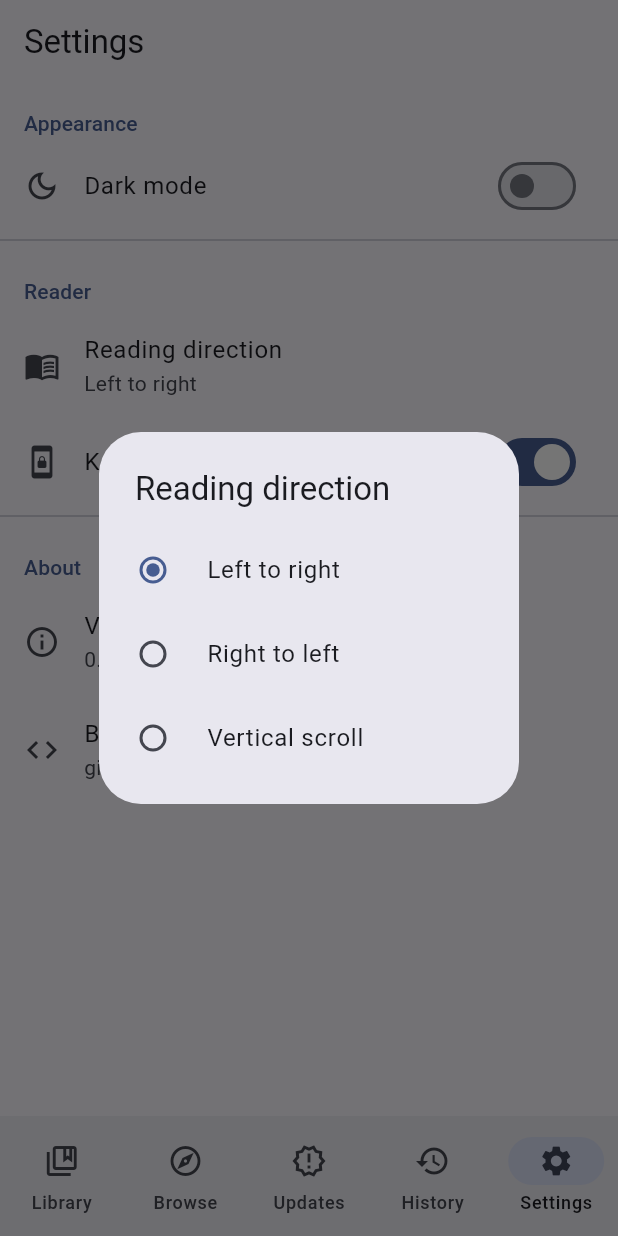
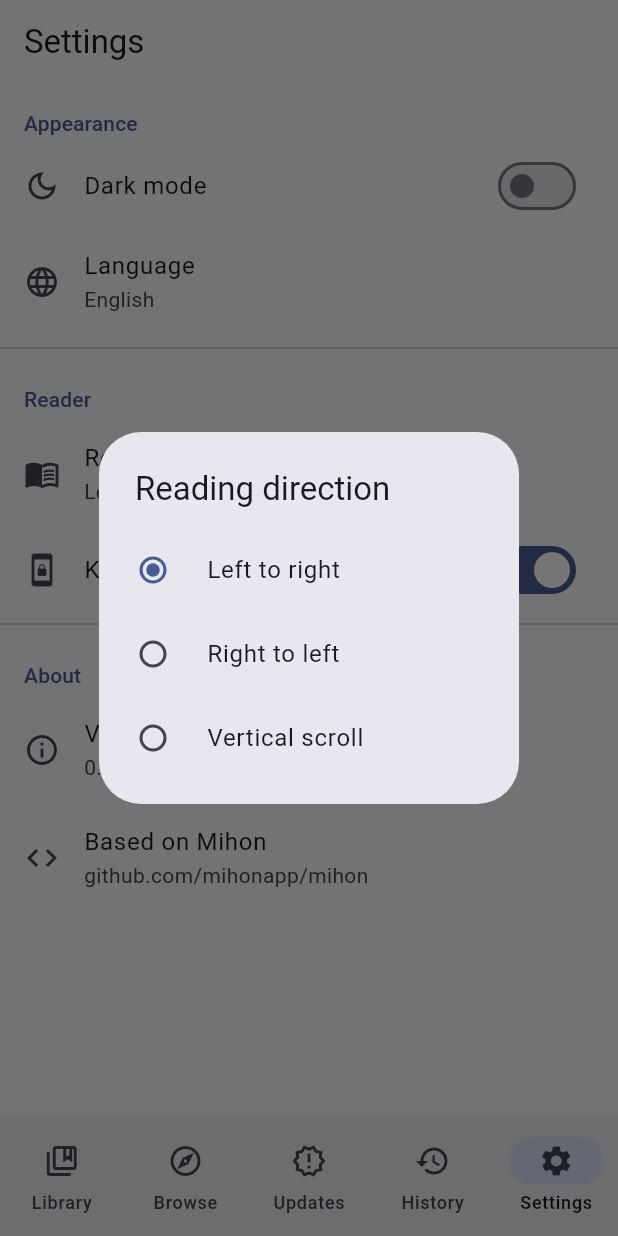
Before and after one commit to engnyg/mihon-ios, a Flutter app: the screen it shows after launch, item 5 of the bottom bar chosen, after a tap on "Reading direction", on a phone screen of 412 x 824 dp. Run offline on Flutter 3.47's test engine with Material 3 defaults, Android fonts, the phone set to English and light mode, and no system bars; our stand-ins replace cached_network_image, dio, drift, flutter_riverpod, freezed_annotation, get_it and 2 more; accounts and stored records are empty; generated files the repository leaves out were written again.

Commit message:
feat: add Traditional Chinese language switching support
- Add AppStrings abstract class with EN/zh-TW translations
- Add LocaleNotifier (Riverpod StateNotifier) with SharedPreferences persistence
- Update app.dart with flutter_localizations and locale from provider
- Update all screens and widgets to use context.l10n
- Add language picker in Settings screen
- Translated: Library, Browse, Updates, History, Settings,
  MangaDetail status strings, Reader, common actions

Co-Authored-By: Claude Sonnet 4.6 <noreply@anthropic.com>

```diff
--- a/lib/app.dart
+++ b/lib/app.dart
@@ -1,6 +1,8 @@
 import 'package:flutter/material.dart';
+import 'package:flutter_localizations/flutter_localizations.dart';
 import 'package:flutter_riverpod/flutter_riverpod.dart';
 
+import 'core/l10n/locale_provider.dart';
 import 'presentation/router/app_router.dart';
 
 class MihonApp extends ConsumerWidget {
@@ -8,6 +10,8 @@ class MihonApp extends ConsumerWidget {
 
   @override
   Widget build(BuildContext context, WidgetRef ref) {
+    final locale = ref.watch(localeProvider);
+
     return MaterialApp.router(
       title: 'Mihon',
       debugShowCheckedModeBanner: false,
@@ -15,6 +19,14 @@ class MihonApp extends ConsumerWidget {
       darkTheme: _darkTheme(),
       themeMode: ThemeMode.system,
       routerConfig: appRouter,
+      // Localisation
+      locale: locale,
+      supportedLocales: supportedLocales,
+      localizationsDelegates: const [
+        GlobalMaterialLocalizations.delegate,
+        GlobalWidgetsLocalizations.delegate,
+        GlobalCupertinoLocalizations.delegate,
+      ],
     );
   }
 
--- /dev/null
+++ b/lib/core/l10n/app_strings.dart
@@ -0,0 +1,226 @@
+import 'package:flutter/material.dart';
+
+/// Provides localized strings for the app.
+/// Usage: `context.l10n.library`
+abstract class AppStrings {
+  // Navigation
+  String get library;
+  String get browse;
+  String get updates;
+  String get history;
+  String get settings;
+
+  // Library
+  String get searchLibrary;
+  String get emptyLibrary;
+  String get emptyLibrarySubtitle;
+  String get filterSort;
+  String get filtersComingSoon;
+
+  // Browse
+  String get sources;
+  String get popular;
+  String get latest;
+  String get search;
+
+  // Updates
+  String get noUpdatesYet;
+
+  // History
+  String get noReadingHistory;
+  String get clearHistory;
+  String get clearHistoryTitle;
+  String get clearHistoryMessage;
+
+  // Manga detail
+  String get chapters;
+  String get showMore;
+  String get showLess;
+  String get addToLibrary;
+  String get removeFromLibrary;
+
+  // Reader
+  String get failedToLoadPages;
+
+  // Status
+  String get statusOngoing;
+  String get statusCompleted;
+  String get statusCancelled;
+  String get statusHiatus;
+  String get statusLicensed;
+  String get statusFinished;
+  String get statusUnknown;
+
+  // Settings
+  String get appearance;
+  String get darkMode;
+  String get readerSection;
+  String get readingDirection;
+  String get leftToRight;
+  String get rightToLeft;
+  String get verticalScroll;
+  String get keepScreenOn;
+  String get about;
+  String get version;
+  String get basedOnMihon;
+  String get language;
+
+  // Common
+  String get retry;
+  String get cancel;
+  String get clear;
+
+  // Language names (always shown in native script)
+  String get langEnglish;
+  String get langTraditionalChinese;
+
+  // ── Factory ────────────────────────────────────────────────────────────────
+
+  static AppStrings of(BuildContext context) {
+    final locale = Localizations.localeOf(context);
+    return _fromLocale(locale);
+  }
+
+  static AppStrings fromLocale(Locale locale) => _fromLocale(locale);
+
+  static AppStrings _fromLocale(Locale locale) {
+    if (locale.languageCode == 'zh') return _ZhTwStrings();
+    return _EnStrings();
+  }
+}
+
+// ── English ──────────────────────────────────────────────────────────────────
+
+class _EnStrings extends AppStrings {
+  @override String get library => 'Library';
+  @override String get browse => 'Browse';
+  @override String get updates => 'Updates';
+  @override String get history => 'History';
+  @override String get settings => 'Settings';
+
+  @override String get searchLibrary => 'Search library...';
+  @override String get emptyLibrary => 'Your library is empty';
+  @override String get emptyLibrarySubtitle =>
+      'Go to Browse to find manga and add them to your library';
+  @override String get filterSort => 'Filter & Sort';
+  @override String get filtersComingSoon => 'Filters coming soon';
+
+  @override String get sources => 'Sources';
+  @override String get popular => 'Popular';
+  @override String get latest => 'Latest';
+  @override String get search => 'Search...';
+
+  @override String get noUpdatesYet => 'No updates yet';
+
+  @override String get noReadingHistory => 'No reading history';
+  @override String get clearHistory => 'Clear history';
+  @override String get clearHistoryTitle => 'Clear history?';
+  @override String get clearHistoryMessage =>
+      'This will remove all reading history.';
+
+  @override String get chapters => 'Chapters';
+  @override String get showMore => 'Show more';
+  @override String get showLess => 'Show less';
+  @override String get addToLibrary => 'Add to library';
+  @override String get removeFromLibrary => 'Remove from library';
+
+  @override String get failedToLoadPages => 'Failed to load pages';
+
+  @override String get statusOngoing => 'Ongoing';
+  @override String get statusCompleted => 'Completed';
+  @override String get statusCancelled => 'Cancelled';
+  @override String get statusHiatus => 'Hiatus';
+  @override String get statusLicensed => 'Licensed';
+  @override String get statusFinished => 'Finished';
+  @override String get statusUnknown => 'Unknown';
+
+  @override String get appearance => 'Appearance';
+  @override String get darkMode => 'Dark mode';
+  @override String get readerSection => 'Reader';
+  @override String get readingDirection => 'Reading direction';
+  @override String get leftToRight => 'Left to right';
+  @override String get rightToLeft => 'Right to left';
+  @override String get verticalScroll => 'Vertical scroll';
+  @override String get keepScreenOn => 'Keep screen on';
+  @override String get about => 'About';
+  @override String get version => 'Version';
+  @override String get basedOnMihon => 'Based on Mihon';
+  @override String get language => 'Language';
+
+  @override String get retry => 'Retry';
+  @override String get cancel => 'Cancel';
+  @override String get clear => 'Clear';
+
+  @override String get langEnglish => 'English';
+  @override String get langTraditionalChinese => '繁體中文';
+}
+
+// ── 繁體中文 ──────────────────────────────────────────────────────────────────
+
+class _ZhTwStrings extends AppStrings {
+  @override String get library => '書庫';
+  @override String get browse => '瀏覽';
+  @override String get updates => '更新';
+  @override String get history => '歷史';
+  @override String get settings => '設定';
+
+  @override String get searchLibrary => '搜尋書庫…';
+  @override String get emptyLibrary => '書庫是空的';
+  @override String get emptyLibrarySubtitle => '前往瀏覽頁面搜尋漫畫並加入書庫';
+  @override String get filterSort => '篩選與排序';
+  @override String get filtersComingSoon => '篩選功能即將推出';
+
+  @override String get sources => '來源';
+  @override String get popular => '熱門';
+  @override String get latest => '最新';
+  @override String get search => '搜尋…';
+
+  @override String get noUpdatesYet => '暫無更新';
+
+  @override String get noReadingHistory => '沒有閱讀記錄';
+  @override String get clearHistory => '清除歷史';
+  @override String get clearHistoryTitle => '清除閱讀記錄？';
+  @override String get clearHistoryMessage => '這將刪除所有閱讀記錄。';
+
+  @override String get chapters => '章節';
+  @override String get showMore => '顯示更多';
+  @override String get showLess => '收起';
+  @override String get addToLibrary => '加入書庫';
+  @override String get removeFromLibrary => '從書庫移除';
+
+  @override String get failedToLoadPages => '無法載入頁面';
+
+  @override String get statusOngoing => '連載中';
+  @override String get statusCompleted => '已完結';
+  @override String get statusCancelled => '已中止';
+  @override String get statusHiatus => '暫停中';
+  @override String get statusLicensed => '已授權';
+  @override String get statusFinished => '已完結';
+  @override String get statusUnknown => '未知';
+
+  @override String get appearance => '外觀';
+  @override String get darkMode => '深色模式';
+  @override String get readerSection => '閱讀器';
+  @override String get readingDirection => '閱讀方向';
+  @override String get leftToRight => '從左到右';
+  @override String get rightToLeft => '從右到左';
+  @override String get verticalScroll => '垂直捲動';
+  @override String get keepScreenOn => '保持螢幕常亮';
+  @override String get about => '關於';
+  @override String get version => '版本';
+  @override String get basedOnMihon => '基於 Mihon';
+  @override String get language => '語言';
+
+  @override String get retry => '重試';
+  @override String get cancel => '取消';
+  @override String get clear => '清除';
+
+  @override String get langEnglish => 'English';
+  @override String get langTraditionalChinese => '繁體中文';
+}
+
+// ── BuildContext extension ────────────────────────────────────────────────────
+
+extension AppStringsExt on BuildContext {
+  AppStrings get l10n => AppStrings.of(this);
+}
--- /dev/null
+++ b/lib/core/l10n/locale_provider.dart
@@ -0,0 +1,32 @@
+import 'package:flutter/material.dart';
+import 'package:flutter_riverpod/flutter_riverpod.dart';
+import 'package:shared_preferences/shared_preferences.dart';
+
+const _kLocaleKey = 'app_locale';
+
+final localeProvider =
+    StateNotifierProvider<LocaleNotifier, Locale>((ref) => LocaleNotifier());
+
+class LocaleNotifier extends StateNotifier<Locale> {
+  LocaleNotifier() : super(const Locale('en')) {
+    _load();
+  }
+
+  Future<void> _load() async {
+    final prefs = await SharedPreferences.getInstance();
+    final code = prefs.getString(_kLocaleKey);
+    if (code != null) state = Locale(code);
+  }
+
+  Future<void> setLocale(Locale locale) async {
+    state = locale;
+    final prefs = await SharedPreferences.getInstance();
+    await prefs.setString(_kLocaleKey, locale.languageCode);
+  }
+}
+
+/// All supported locales.
+const supportedLocales = [
+  Locale('en'),
+  Locale('zh'),
+];
--- a/lib/presentation/browse/browse_screen.dart
+++ b/lib/presentation/browse/browse_screen.dart
@@ -1,6 +1,7 @@
 import 'package:flutter/material.dart';
 import 'package:go_router/go_router.dart';
 
+import '../../core/l10n/app_strings.dart';
 import '../../data/sources/source_registry.dart';
 import '../../data/sources/base/manga_source.dart';
 import '../router/app_router.dart';
@@ -10,13 +11,14 @@ class BrowseScreen extends StatelessWidget {
 
   @override
   Widget build(BuildContext context) {
+    final l10n = context.l10n;
     final sources = SourceRegistry.instance.allSources;
 
     return Scaffold(
-      appBar: AppBar(title: const Text('Browse')),
+      appBar: AppBar(title: Text(l10n.browse)),
       body: ListView(
         children: [
-          const _SectionHeader(title: 'Sources'),
+          _SectionHeader(title: l10n.sources),
           ...sources.map((source) => _SourceTile(source: source)),
         ],
       ),
--- a/lib/presentation/common/widgets/error_view.dart
+++ b/lib/presentation/common/widgets/error_view.dart
@@ -1,4 +1,6 @@
 import 'package:flutter/material.dart';
+
+import '../../../core/l10n/app_strings.dart';
 
 class ErrorView extends StatelessWidget {
   const ErrorView({super.key, required this.message, this.onRetry});
@@ -29,7 +31,7 @@ class ErrorView extends StatelessWidget {
               const SizedBox(height: 16),
               FilledButton.tonal(
                 onPressed: onRetry,
-                child: const Text('Retry'),
+                child: Text(context.l10n.retry),
               ),
             ],
           ],
--- a/lib/presentation/library/library_screen.dart
+++ b/lib/presentation/library/library_screen.dart
@@ -2,6 +2,7 @@ import 'package:flutter/material.dart';
 import 'package:flutter_riverpod/flutter_riverpod.dart';
 import 'package:go_router/go_router.dart';
 
+import '../../core/l10n/app_strings.dart';
 import '../../domain/entities/manga.dart';
 import '../router/app_router.dart';
 import 'library_providers.dart';
@@ -28,6 +29,7 @@ class _LibraryScreenState extends ConsumerState<LibraryScreen> {
 
   @override
   Widget build(BuildContext context) {
+    final l10n = context.l10n;
     final libraryAsync = ref.watch(libraryProvider);
 
     return Scaffold(
@@ -36,14 +38,14 @@ class _LibraryScreenState extends ConsumerState<LibraryScreen> {
             ? TextField(
                 controller: _searchController,
                 autofocus: true,
-                decoration: const InputDecoration(
-                  hintText: 'Search library...',
+                decoration: InputDecoration(
+                  hintText: l10n.searchLibrary,
                   border: InputBorder.none,
                 ),
                 onChanged: (q) =>
                     ref.read(librarySearchQueryProvider.notifier).state = q,
               )
-            : const Text('Library'),
+            : Text(l10n.library),
         actions: [
           IconButton(
             icon: Icon(_isSearching ? Icons.close : Icons.search),
@@ -66,10 +68,10 @@ class _LibraryScreenState extends ConsumerState<LibraryScreen> {
         error: (e, _) => Center(child: Text('Error: $e')),
         data: (mangas) {
           if (mangas.isEmpty) {
-            return const EmptyStateView(
+            return EmptyStateView(
               icon: Icons.collections_bookmark_outlined,
-              title: 'Your library is empty',
-              subtitle: 'Go to Browse to find manga and add them to your library',
+              title: l10n.emptyLibrary,
+              subtitle: l10n.emptyLibrarySubtitle,
             );
           }
           return _LibraryGrid(mangas: mangas);
@@ -124,6 +126,7 @@ class _FilterSheet extends StatelessWidget {
 
   @override
   Widget build(BuildContext context) {
+    final l10n = context.l10n;
     return SizedBox(
       height: 300,
       child: Column(
@@ -138,10 +141,9 @@ class _FilterSheet extends StatelessWidget {
             ),
           ),
           const SizedBox(height: 16),
-          const Text('Filter & Sort',
-              style: TextStyle(fontSize: 18, fontWeight: FontWeight.bold)),
-          // TODO: Filter options (read status, downloaded, etc.)
-          const Expanded(child: Center(child: Text('Filters coming soon'))),
+          Text(l10n.filterSort,
+              style: const TextStyle(fontSize: 18, fontWeight: FontWeight.bold)),
+          Expanded(child: Center(child: Text(l10n.filtersComingSoon))),
         ],
       ),
     );
--- a/lib/presentation/router/app_router.dart
+++ b/lib/presentation/router/app_router.dart
@@ -1,6 +1,7 @@
 import 'package:flutter/material.dart';
 import 'package:go_router/go_router.dart';
 
+import '../../core/l10n/app_strings.dart';
 import '../library/library_screen.dart';
 import '../browse/browse_screen.dart';
 import '../updates/updates_screen.dart';
@@ -92,37 +93,38 @@ class _ScaffoldWithBottomNav extends StatelessWidget {
 
   @override
   Widget build(BuildContext context) {
+    final l10n = context.l10n;
     return Scaffold(
       body: navigationShell,
       bottomNavigationBar: NavigationBar(
         selectedIndex: navigationShell.currentIndex,
         onDestinationSelected: (index) =>
             navigationShell.goBranch(index, initialLocation: index == navigationShell.currentIndex),
-        destinations: const [
+        destinations: [
           NavigationDestination(
-            icon: Icon(Icons.collections_bookmark_outlined),
-            selectedIcon: Icon(Icons.collections_bookmark),
-            label: 'Library',
+            icon: const Icon(Icons.collections_bookmark_outlined),
+            selectedIcon: const Icon(Icons.collections_bookmark),
+            label: l10n.library,
           ),
           NavigationDestination(
-            icon: Icon(Icons.explore_outlined),
-            selectedIcon: Icon(Icons.explore),
-            label: 'Browse',
+            icon: const Icon(Icons.explore_outlined),
+            selectedIcon: const Icon(Icons.explore),
+            label: l10n.browse,
           ),
           NavigationDestination(
-            icon: Icon(Icons.new_releases_outlined),
-            selectedIcon: Icon(Icons.new_releases),
-            label: 'Updates',
+            icon: const Icon(Icons.new_releases_outlined),
+            selectedIcon: const Icon(Icons.new_releases),
+            label: l10n.updates,
           ),
           NavigationDestination(
-            icon: Icon(Icons.history_outlined),
-            selectedIcon: Icon(Icons.history),
-            label: 'History',
+            icon: const Icon(Icons.history_outlined),
+            selectedIcon: const Icon(Icons.history),
+            label: l10n.history,
           ),
           NavigationDestination(
-            icon: Icon(Icons.settings_outlined),
-            selectedIcon: Icon(Icons.settings),
-            label: 'Settings',
+            icon: const Icon(Icons.settings_outlined),
+            selectedIcon: const Icon(Icons.settings),
+            label: l10n.settings,
           ),
         ],
       ),
--- a/lib/presentation/settings/settings_screen.dart
+++ b/lib/presentation/settings/settings_screen.dart
@@ -1,14 +1,18 @@
 import 'package:flutter/material.dart';
+import 'package:flutter_riverpod/flutter_riverpod.dart';
 import 'package:shared_preferences/shared_preferences.dart';
 
-class SettingsScreen extends StatefulWidget {
+import '../../core/l10n/app_strings.dart';
+import '../../core/l10n/locale_provider.dart';
+
+class SettingsScreen extends ConsumerStatefulWidget {
   const SettingsScreen({super.key});
 
   @override
-  State<SettingsScreen> createState() => _SettingsScreenState();
+  ConsumerState<SettingsScreen> createState() => _SettingsScreenState();
 }
 
-class _SettingsScreenState extends State<SettingsScreen> {
+class _SettingsScreenState extends ConsumerState<SettingsScreen> {
   bool _darkMode = false;
   String _readerMode = 'horizontal';
   bool _keepScreenOn = true;
@@ -30,14 +34,18 @@ class _SettingsScreenState extends State<SettingsScreen> {
 
   @override
   Widget build(BuildContext context) {
+    final l10n = context.l10n;
+    final currentLocale = ref.watch(localeProvider);
+
     return Scaffold(
-      appBar: AppBar(title: const Text('Settings')),
+      appBar: AppBar(title: Text(l10n.settings)),
       body: ListView(
         children: [
-          _SectionHeader(title: 'Appearance'),
+          // ── Appearance ──────────────────────────────────────────────────
+          _SectionHeader(title: l10n.appearance),
           SwitchListTile(
             secondary: const Icon(Icons.dark_mode_outlined),
-            title: const Text('Dark mode'),
+            title: Text(l10n.darkMode),
             value: _darkMode,
             onChanged: (v) async {
               final prefs = await SharedPreferences.getInstance();
@@ -45,21 +53,25 @@ class _SettingsScreenState extends State<SettingsScreen> {
               setState(() => _darkMode = v);
             },
           ),
+          ListTile(
+            leading: const Icon(Icons.language),
+            title: Text(l10n.language),
+            subtitle: Text(_localeName(currentLocale, l10n)),
+            onTap: () => _showLanguageDialog(context, currentLocale, l10n),
+          ),
           const Divider(),
-          _SectionHeader(title: 'Reader'),
+
+          // ── Reader ───────────────────────────────────────────────────────
+          _SectionHeader(title: l10n.readerSection),
           ListTile(
             leading: const Icon(Icons.menu_book_outlined),
-            title: const Text('Reading direction'),
-            subtitle: Text(_readerMode == 'horizontal'
-                ? 'Left to right'
-                : _readerMode == 'rtl'
-                    ? 'Right to left'
-                    : 'Vertical scroll'),
-            onTap: () => _showReaderModeDialog(),
+            title: Text(l10n.readingDirection),
+            subtitle: Text(_readerModeLabel(_readerMode, l10n)),
+            onTap: () => _showReaderModeDialog(l10n),
           ),
           SwitchListTile(
             secondary: const Icon(Icons.screen_lock_portrait_outlined),
-            title: const Text('Keep screen on'),
+            title: Text(l10n.keepScreenOn),
             value: _keepScreenOn,
             onChanged: (v) async {
               final prefs = await SharedPreferences.getInstance();
@@ -68,15 +80,17 @@ class _SettingsScreenState extends State<SettingsScreen> {
             },
           ),
           const Divider(),
-          _SectionHeader(title: 'About'),
+
+          // ── About ────────────────────────────────────────────────────────
+          _SectionHeader(title: l10n.about),
           ListTile(
             leading: const Icon(Icons.info_outline),
-            title: const Text('Version'),
+            title: Text(l10n.version),
             subtitle: const Text('0.1.0'),
           ),
           ListTile(
             leading: const Icon(Icons.code),
-            title: const Text('Based on Mihon'),
+            title: Text(l10n.basedOnMihon),
             subtitle: const Text('github.com/mihonapp/mihon'),
           ),
         ],
@@ -84,40 +98,86 @@ class _SettingsScreenState extends State<SettingsScreen> {
     );
   }
 
-  void _showReaderModeDialog() {
+  String _localeName(Locale locale, AppStrings l10n) {
+    if (locale.languageCode == 'zh') return l10n.langTraditionalChinese;
+    return l10n.langEnglish;
+  }
+
+  String _readerModeLabel(String mode, AppStrings l10n) {
+    switch (mode) {
+      case 'rtl':
+        return l10n.rightToLeft;
+      case 'vertical':
+        return l10n.verticalScroll;
+      default:
+        return l10n.leftToRight;
+    }
+  }
+
+  void _showLanguageDialog(
+      BuildContext context, Locale current, AppStrings l10n) {
     showDialog(
       context: context,
       builder: (ctx) => SimpleDialog(
-        title: const Text('Reading direction'),
+        title: Text(l10n.language),
         children: [
-          _RadioOption(
-            label: 'Left to right',
-            value: 'horizontal',
-            groupValue: _readerMode,
-            onChanged: _setReaderMode,
+          _LangOption(
+            label: l10n.langEnglish,
+            locale: const Locale('en'),
+            current: current,
+            onTap: () {
+              ref.read(localeProvider.notifier).setLocale(const Locale('en'));
+              Navigator.pop(ctx);
+            },
           ),
-          _RadioOption(
-            label: 'Right to left',
-            value: 'rtl',
-            groupValue: _readerMode,
-            onChanged: _setReaderMode,
-          ),
-          _RadioOption(
-            label: 'Vertical scroll',
-            value: 'vertical',
-            groupValue: _readerMode,
-            onChanged: _setReaderMode,
+          _LangOption(
+            label: l10n.langTraditionalChinese,
+            locale: const Locale('zh'),
+            current: current,
+            onTap: () {
+              ref.read(localeProvider.notifier).setLocale(const Locale('zh'));
+              Navigator.pop(ctx);
+            },
           ),
         ],
       ),
     );
   }
 
-  Future<void> _setReaderMode(String mode) async {
+  void _showReaderModeDialog(AppStrings l10n) {
+    showDialog(
+      context: context,
+      builder: (ctx) => SimpleDialog(
+        title: Text(l10n.readingDirection),
+        children: [
+          _RadioOption(
+            label: l10n.leftToRight,
+            value: 'horizontal',
+            groupValue: _readerMode,
+            onChanged: (v) => _setReaderMode(v, ctx),
+          ),
+          _RadioOption(
+            label: l10n.rightToLeft,
+            value: 'rtl',
+            groupValue: _readerMode,
+            onChanged: (v) => _setReaderMode(v, ctx),
+          ),
+          _RadioOption(
+            label: l10n.verticalScroll,
+            value: 'vertical',
+            groupValue: _readerMode,
+            onChanged: (v) => _setReaderMode(v, ctx),
+          ),
+        ],
+      ),
+    );
+  }
+
+  Future<void> _setReaderMode(String mode, BuildContext ctx) async {
     final prefs = await SharedPreferences.getInstance();
     await prefs.setString('reader_mode', mode);
     setState(() => _readerMode = mode);
-    if (mounted) Navigator.pop(context);
+    if (ctx.mounted) Navigator.pop(ctx);
   }
 }
 
@@ -135,6 +195,32 @@ class _SectionHeader extends StatelessWidget {
               color: Theme.of(context).colorScheme.primary,
             ),
       ),
+    );
+  }
+}
+
+class _LangOption extends StatelessWidget {
+  const _LangOption({
+    required this.label,
+    required this.locale,
+    required this.current,
+    required this.onTap,
+  });
+
+  final String label;
+  final Locale locale;
+  final Locale current;
+  final VoidCallback onTap;
+
+  @override
+  Widget build(BuildContext context) {
+    final selected = locale.languageCode == current.languageCode;
+    return ListTile(
+      title: Text(label),
+      trailing: selected
+          ? Icon(Icons.check, color: Theme.of(context).colorScheme.primary)
+          : null,
+      onTap: onTap,
     );
   }
 }
--- a/pubspec.yaml
+++ b/pubspec.yaml
@@ -8,6 +8,8 @@ environment:
 
 dependencies:
   flutter:
+    sdk: flutter
+  flutter_localizations:
     sdk: flutter
 
   # State management
```
Also changed, not shown: lib/presentation/browse/source_catalog_screen.dart (+9 -13 lines), lib/presentation/history/history_screen.dart (+17 -15 lines), lib/presentation/manga_detail/manga_detail_screen.dart (+17 -13 lines), lib/presentation/updates/updates_screen.dart (+9 -8 lines), .claude/settings.local.json.
